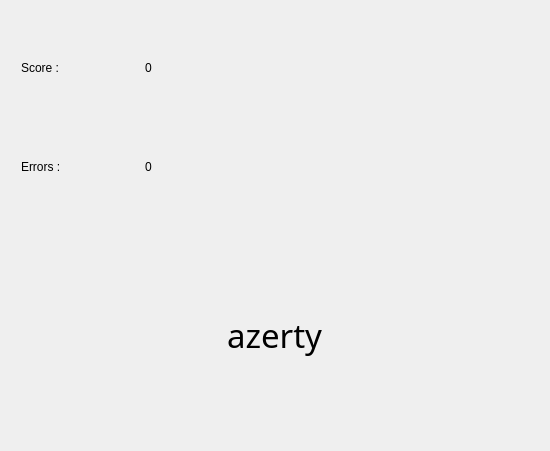
This is qcmexercice.ui in Aryetis/Obenkyobo as Qt 5 draws it before an edit. The edited form follows.
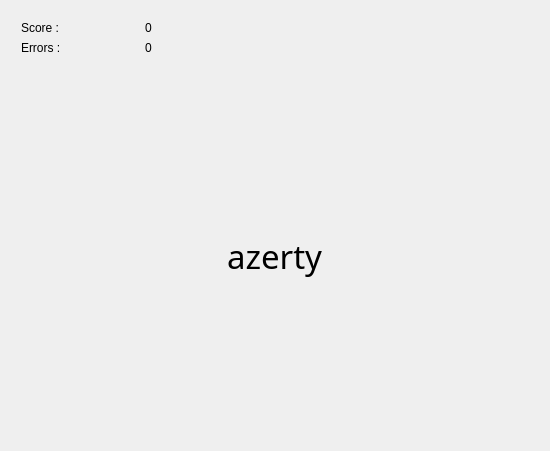
This is the edited form.

Commit message: qcmExercice feedback made fancier with style, made qcmExercice layout spacing more consistent across devices

What changed in the file:
```diff
--- a/qcmexercice.ui
+++ b/qcmexercice.ui
@@ -13,11 +13,11 @@
   <property name="windowTitle">
    <string>Form</string>
   </property>
-  <layout class="QVBoxLayout" name="verticalLayout">
+  <layout class="QVBoxLayout" name="verticalLayout" stretch="1,9">
    <item>
-    <layout class="QHBoxLayout" name="ScoringHorizontalLayout">
+    <layout class="QHBoxLayout" name="ScoringHorizontalLayout" stretch="1,1">
      <item>
-      <layout class="QVBoxLayout" name="ScoringVerticalLayout">
+      <layout class="QVBoxLayout" name="ScoringVerticalLayout" stretch="1,1">
        <property name="leftMargin">
         <number>10</number>
        </property>
@@ -73,15 +73,91 @@
      </item>
      <item>
       <layout class="QVBoxLayout" name="ResultLayout">
+       <property name="leftMargin">
+        <number>10</number>
+       </property>
+       <property name="topMargin">
+        <number>10</number>
+       </property>
+       <property name="rightMargin">
+        <number>10</number>
+       </property>
+       <property name="bottomMargin">
+        <number>10</number>
+       </property>
        <item>
-        <widget class="QLabel" name="ResultLabel">
-         <property name="text">
-          <string/>
+        <spacer name="verticalSpacer">
+         <property name="orientation">
+          <enum>Qt::Vertical</enum>
          </property>
-         <property name="alignment">
-          <set>Qt::AlignCenter</set>
+         <property name="sizeHint" stdset="0">
+          <size>
+           <width>20</width>
+           <height>40</height>
+          </size>
          </property>
-        </widget>
+        </spacer>
+       </item>
+       <item>
+        <layout class="QHBoxLayout" name="horizontalLayout_2">
+         <item>
+          <spacer name="horizontalSpacer">
+           <property name="orientation">
+            <enum>Qt::Horizontal</enum>
+           </property>
+           <property name="sizeHint" stdset="0">
+            <size>
+             <width>40</width>
+             <height>20</height>
+            </size>
+           </property>
+          </spacer>
+         </item>
+         <item>
+          <widget class="QLabel" name="ResultLabel">
+           <property name="font">
+            <font>
+             <pointsize>14</pointsize>
+            </font>
+           </property>
+           <property name="text">
+            <string>          </string>
+           </property>
+           <property name="scaledContents">
+            <bool>false</bool>
+           </property>
+           <property name="alignment">
+            <set>Qt::AlignCenter</set>
+           </property>
+          </widget>
+         </item>
+         <item>
+          <spacer name="horizontalSpacer_2">
+           <property name="orientation">
+            <enum>Qt::Horizontal</enum>
+           </property>
+           <property name="sizeHint" stdset="0">
+            <size>
+             <width>40</width>
+             <height>20</height>
+            </size>
+           </property>
+          </spacer>
+         </item>
+        </layout>
+       </item>
+       <item>
+        <spacer name="verticalSpacer_2">
+         <property name="orientation">
+          <enum>Qt::Vertical</enum>
+         </property>
+         <property name="sizeHint" stdset="0">
+          <size>
+           <width>20</width>
+           <height>40</height>
+          </size>
+         </property>
+        </spacer>
        </item>
       </layout>
      </item>
```
The commit also changes 2 other files.
